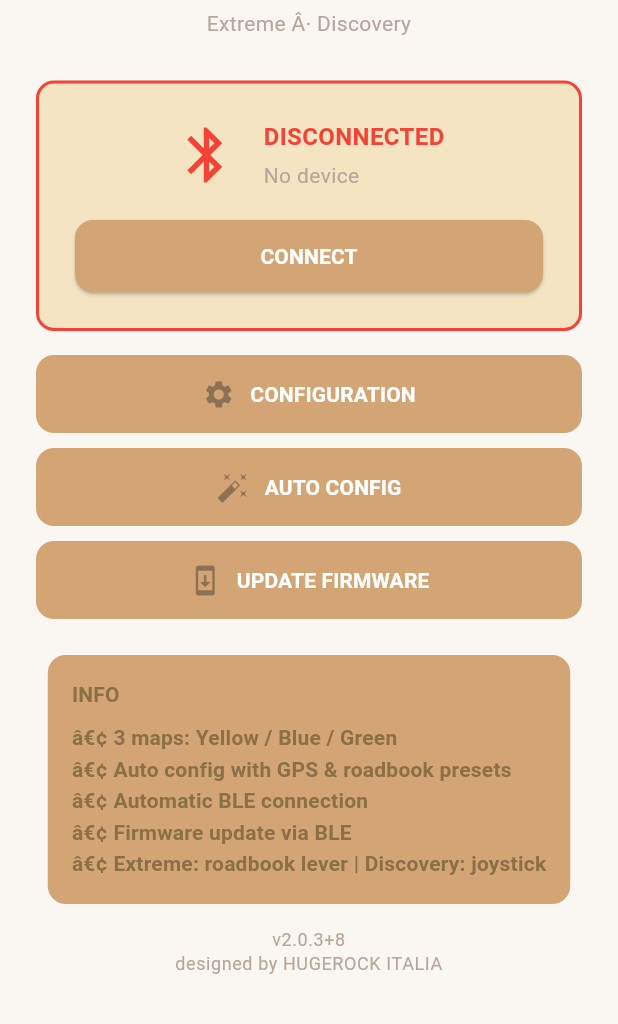
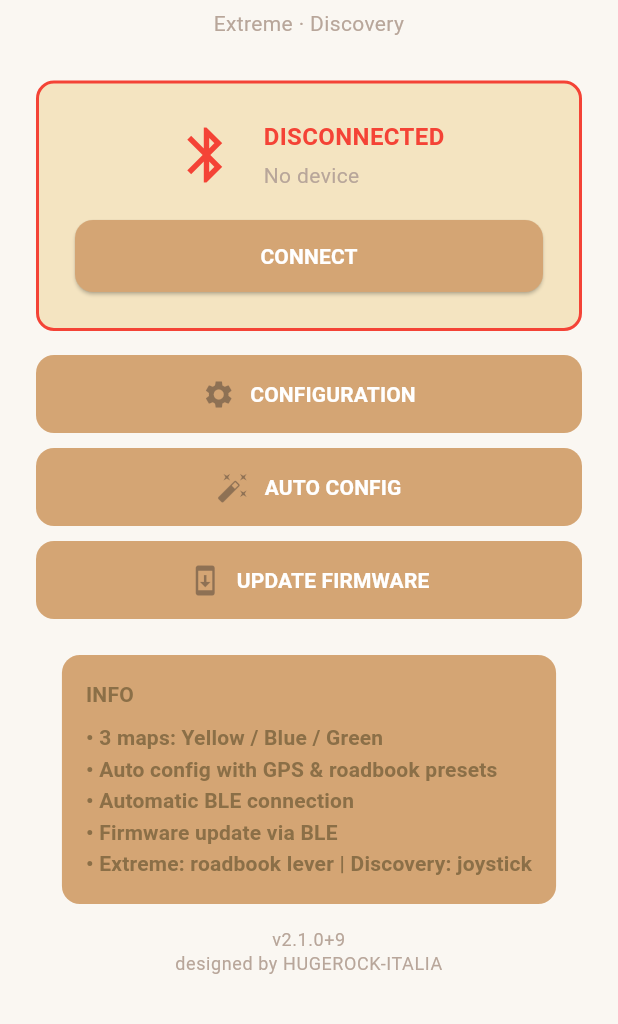
Before and after one commit to hugerock-italia/HUGEROCK_PAD_CONFIGURATOR, a Flutter app: the screen it shows after launch, scrolled down 89 dp, on a phone screen of 412 x 824 dp, the part 212-1236 px from its top. Run offline on Flutter 3.47's test engine with Material 3 defaults, Android fonts, the phone set to English and light mode, and no system bars; our stand-ins replace flutter_blue_plus, package_info_plus, permission_handler, shared_preferences; accounts and stored records are empty; network calls fail.

Commit message:
feat(ui): update branding string to HUGEROCK-ITALIA and bump to 2.1.0
- Replace 'designed by HUGEROCK ITALIA' with 'designed by HUGEROCK-ITALIA' (official hyphenated brand name)
- Bump version from 2.0.3+8 to 2.1.0+9 in pubspec.yaml
- Update releases.json with v2.1.0 entry and new APK download URL
- Fix BOM and malformed Unicode bullet characters in home_screen.dart (dart format cleanup)

Co-Authored-By: Claude Sonnet 4.6 <noreply@anthropic.com>

```diff
--- a/lib/screens/home_screen.dart
+++ b/lib/screens/home_screen.dart
@@ -158,7 +158,7 @@ class _HomeScreenState extends State<HomeScreen> {
               Text(
                 connected && deviceType != null
                     ? '${deviceType.displayName} connected'
-                    : 'Extreme Â· Discovery',
+                    : 'Extreme · Discovery',
                 style: Theme.of(context).textTheme.bodyMedium,
                 textAlign: TextAlign.center,
               ),
@@ -282,11 +282,11 @@ class _HomeScreenState extends State<HomeScreen> {
                         style: Theme.of(context).textTheme.titleMedium),
                     const SizedBox(height: 8),
                     Text(
-                      'â€¢ 3 maps: Yellow / Blue / Green\n'
-                      'â€¢ Auto config with GPS & roadbook presets\n'
-                      'â€¢ Automatic BLE connection\n'
-                      'â€¢ Firmware update via BLE\n'
-                      'â€¢ Extreme: roadbook lever | Discovery: joystick',
+                      '• 3 maps: Yellow / Blue / Green\n'
+                      '• Auto config with GPS & roadbook presets\n'
+                      '• Automatic BLE connection\n'
+                      '• Firmware update via BLE\n'
+                      '• Extreme: roadbook lever | Discovery: joystick',
                       style: Theme.of(context).textTheme.titleMedium,
                     ),
                   ],
@@ -303,7 +303,7 @@ class _HomeScreenState extends State<HomeScreen> {
                   textAlign: TextAlign.center,
                 ),
               Text(
-                'designed by HUGEROCK ITALIA',
+                'designed by HUGEROCK-ITALIA',
                 style: Theme.of(context).textTheme.bodySmall?.copyWith(
                       color: AppColors.sandGrey,
                     ),
--- a/pubspec.yaml
+++ b/pubspec.yaml
@@ -2,7 +2,7 @@ name: kat1_configurator
 description: HugeRock KAT1 Configurator
 publish_to: none
 
-version: 2.0.3+8
+version: 2.1.0+9
 
 environment:
   sdk: '>=3.0.0 <4.0.0'
--- a/releases.json
+++ b/releases.json
@@ -1,6 +1,6 @@
 {
-  "version": "2.0.3",
-  "apkUrl": "https://github.com/hugerock-italia/HUGEROCK_PAD_CONFIGURATOR/releases/download/v2.0.3/app-release.apk",
-  "releaseNotes": "Updated author signature to "designed by HUGEROCK ITALIA"",
+  "version": "2.1.0",
+  "apkUrl": "https://github.com/hugerock-italia/HUGEROCK_PAD_CONFIGURATOR/releases/download/v2.1.0/app-release.apk",
+  "releaseNotes": "Updated branding string to HUGEROCK-ITALIA with hyphen; version bump to 2.1.0",
   "date": "2026-05-17"
 }
```
